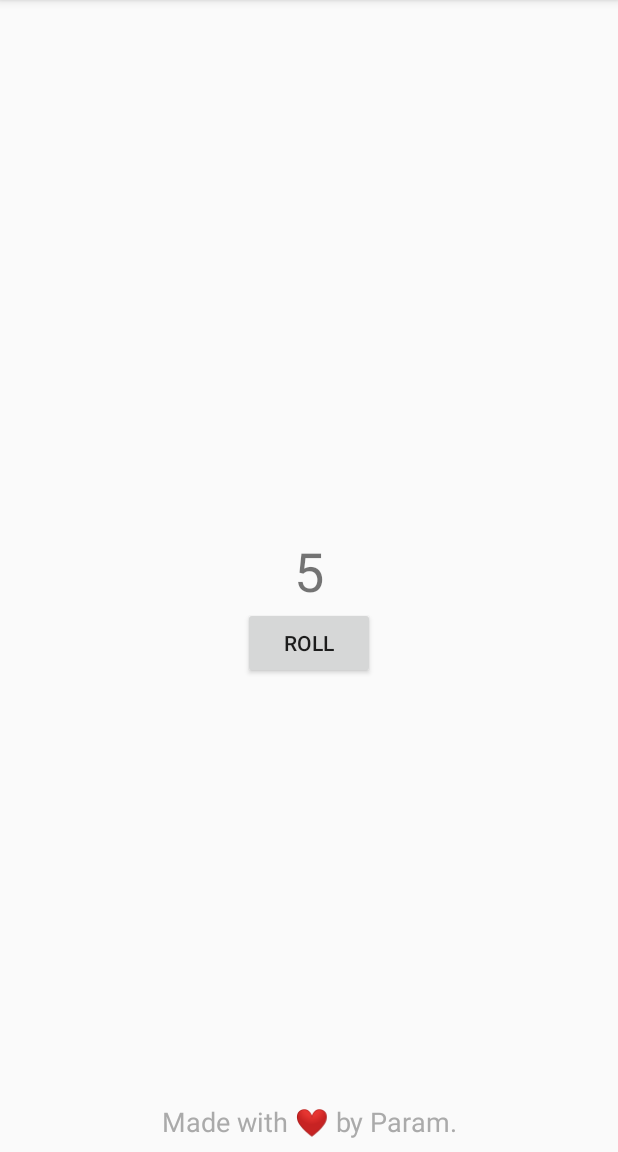
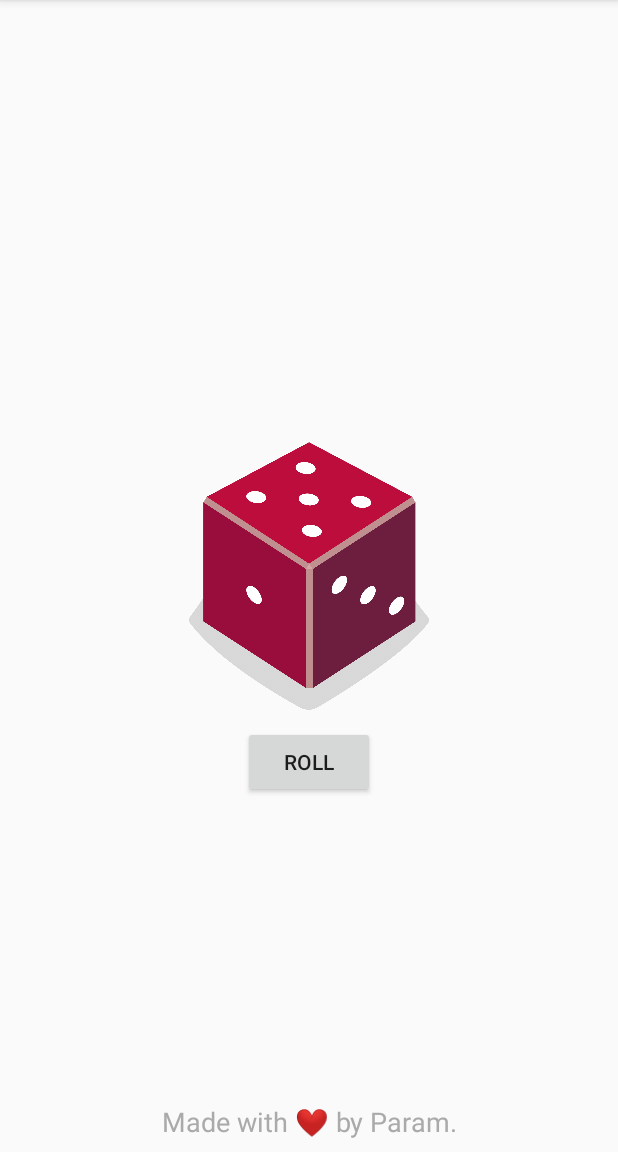
Before and after one commit to paramsiddharth/androidDiceRoller-java, an Android app: the screen it shows after launch (MainActivity), on a phone screen of 412 x 824 dp, the part 84-1236 px from its top. Run offline under Robolectric (Android 15) with nearby library versions, the phone set to English and light mode, and no system bars.

Commit message:
Implement visuals

```diff
--- a/app/src/main/java/com/example/diceroller/MainActivity.java
+++ b/app/src/main/java/com/example/diceroller/MainActivity.java
@@ -3,7 +3,7 @@ package com.example.diceroller;
 import android.os.Bundle;
 import android.view.View;
 import android.widget.Button;
-import android.widget.TextView;
+import android.widget.ImageView;
 import android.widget.Toast;
 
 import androidx.appcompat.app.AppCompatActivity;
@@ -35,20 +35,22 @@ public class MainActivity extends AppCompatActivity {
         final Dice myDie = new Dice(6);
         final int dieRoll = myDie.roll();
 
-        final TextView resultTextView = findViewById(R.id.textView2);
+        // final TextView resultTextView = findViewById(R.id.textView2);
+        final ImageView dieImage = findViewById(R.id.imageView);
 
         int drawableResource = 0;
         switch (dieRoll) {
-            case 1: drawableResource = 1; break;
-            case 2: drawableResource = 2; break;
-            case 3: drawableResource = 3; break;
-            case 4: drawableResource = 4; break;
-            case 5: drawableResource = 5; break;
-            default: drawableResource = 6;
+            case 1: drawableResource = R.drawable.dice_1; break;
+            case 2: drawableResource = R.drawable.dice_2; break;
+            case 3: drawableResource = R.drawable.dice_3; break;
+            case 4: drawableResource = R.drawable.dice_4; break;
+            case 5: drawableResource = R.drawable.dice_5; break;
+            default: drawableResource = R.drawable.dice_6;
         }
 
         // Display the result
-        resultTextView.setText(Integer.toString(drawableResource));
+        // resultTextView.setText(Integer.toString(drawableResource));
+        dieImage.setImageResource(drawableResource);
 
         // Show toast if asked for
         if (showToast) {
--- a/app/src/main/res/layout/activity_main.xml
+++ b/app/src/main/res/layout/activity_main.xml
@@ -13,7 +13,7 @@
         android:text="@string/roll"
         app:layout_constraintEnd_toEndOf="parent"
         app:layout_constraintStart_toStartOf="parent"
-        app:layout_constraintTop_toBottomOf="@+id/textView2" />
+        app:layout_constraintTop_toBottomOf="@+id/imageView" />
 
     <TextView
         android:id="@+id/textView"
@@ -27,14 +27,14 @@
         app:layout_constraintEnd_toEndOf="parent"
         app:layout_constraintStart_toStartOf="parent" />
 
-    <TextView
-        android:id="@+id/textView2"
-        android:layout_width="wrap_content"
-        android:layout_height="wrap_content"
-        android:textSize="36sp"
-        app:layout_constraintBottom_toBottomOf="@+id/textView"
+    <ImageView
+        android:id="@+id/imageView"
+        android:layout_width="160dp"
+        android:layout_height="200dp"
+        app:layout_constraintBottom_toBottomOf="parent"
         app:layout_constraintEnd_toEndOf="parent"
         app:layout_constraintStart_toStartOf="parent"
         app:layout_constraintTop_toTopOf="parent"
-        tools:text="6" />
+        tools:srcCompat="@drawable/dice_1" />
+
 </androidx.constraintlayout.widget.ConstraintLayout>
```
Also changed, not shown: app/src/main/res/drawable/dice_1.png (added), app/src/main/res/drawable/dice_2.png (added), app/src/main/res/drawable/dice_3.png (added), app/src/main/res/drawable/dice_4.png (added), app/src/main/res/drawable/dice_5.png (added), app/src/main/res/drawable/dice_6.png (added).
